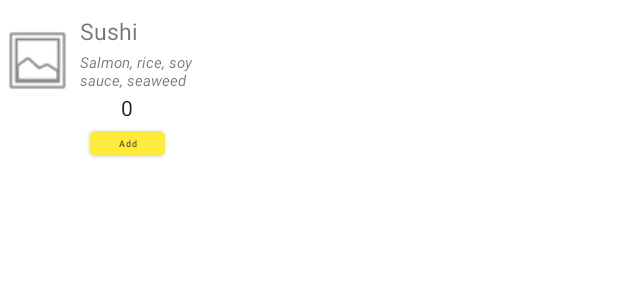
After one commit to camillaskar/PineApple, an Android app: the layout menu_row.xml on its own in the app's theme, with its tools: preview values and no code run, on a phone screen of 412 x 824 dp. The commit adds this screen. Shown: the top 300 px of the screen. Run offline under Robolectric (Android 15) with nearby library versions, the light colour scheme and no system bars.

Commit message:
food menu

```diff
--- /dev/null
+++ b/app/src/main/res/layout/menu_row.xml
@@ -0,0 +1,64 @@
+<?xml version="1.0" encoding="utf-8"?>
+<RelativeLayout
+    xmlns:android="http://schemas.android.com/apk/res/android"
+    android:layout_width="150dp"
+    android:layout_height="wrap_content"
+    xmlns:tools="http://schemas.android.com/tools">
+
+    <ImageView
+        android:id="@+id/restaurant_img"
+        android:layout_width="50dp"
+        android:layout_height="50dp"
+        android:minHeight="@dimen/width_button"
+        android:minWidth="@dimen/width_button"
+        tools:src = "@android:drawable/ic_menu_gallery"
+        android:layout_marginTop="15dp"
+        />
+    <TextView
+        android:id="@+id/name_res"
+        android:layout_width="wrap_content"
+        android:layout_height="wrap_content"
+        tools:text="Sushi"
+        android:textSize="15sp"
+        android:layout_marginStart="3dp"
+        android:layout_toEndOf="@id/restaurant_img"
+        android:layout_marginTop="@dimen/margin_small"
+        />
+    <TextView
+        android:id="@+id/categories"
+        android:layout_width="wrap_content"
+        android:layout_height="wrap_content"
+        android:maxWidth="110dp"
+        tools:text="Salmon, rice, soy sauce, seaweed"
+        android:textStyle="italic"
+        android:textSize="10sp"
+        android:layout_below="@id/name_res"
+        android:layout_toEndOf="@id/restaurant_img"
+        android:layout_marginTop="3dp"
+        android:layout_marginStart="3dp"
+        android:layout_marginBottom="5dp"
+        />
+    <NumberPicker
+        android:id="@+id/picker"
+        android:layout_width="10dp"
+        android:layout_height="15dp"
+        android:layout_below="@id/categories"
+        android:layout_toEndOf="@id/restaurant_img"
+        android:layout_marginStart="30dp"
+        />
+    <Button
+        android:id="@+id/book_button"
+        android:layout_width="50dp"
+        android:layout_height="wrap_content"
+        android:minHeight="1dp"
+        android:textSize="6sp"
+        android:text="@string/add"
+        android:textAllCaps="false"
+        android:layout_below="@id/picker"
+        android:layout_toEndOf="@id/restaurant_img"
+        android:layout_marginStart="10dp"
+        android:layout_marginEnd="@dimen/margin_small"
+        />
+
+
+</RelativeLayout>
--- a/app/src/main/res/values/strings.xml
+++ b/app/src/main/res/values/strings.xml
@@ -25,4 +25,6 @@
 
     <string name="hello_first_fragment">Hello first fragment</string>
     <string name="hello_second_fragment">Hello second fragment. Arg: %1$s</string>
+    <string name="menu">Menu</string>
+    <string name="add">Add</string>
 </resources>
```
Also changed, not shown: app/src/main/assets/listFood.json (added, +36 -0 lines), app/src/main/java/com/example/pineapple/FoodValues.kt (added, +13 -0 lines), app/src/main/java/com/example/pineapple/JsonReader.kt (+27 -0 lines), app/src/main/java/com/example/pineapple/MenuAdapter.kt (added, +41 -0 lines), app/src/main/java/com/example/pineapple/OrderFood.kt (added, +33 -0 lines), app/src/main/java/com/example/pineapple/RestaurantResponse.kt (+11 -1 lines), app/src/main/res/layout/fragment_order.xml (added, +77 -0 lines).
